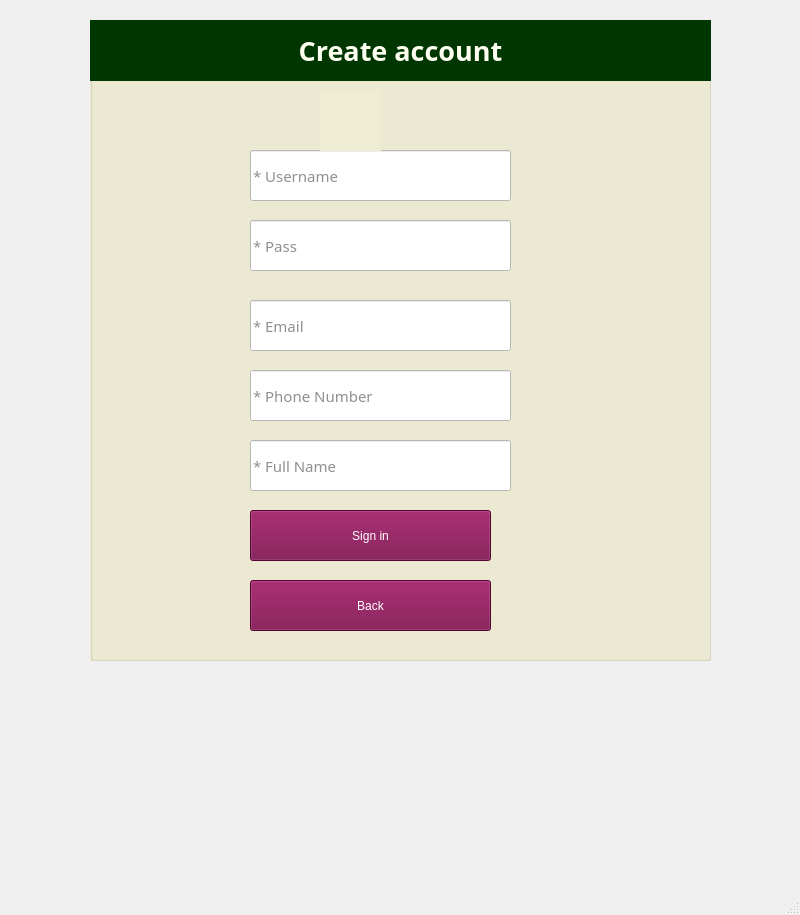
Minhtri-hub/ktlt_final, file UILogin/Signup.ui: the form before one commit.
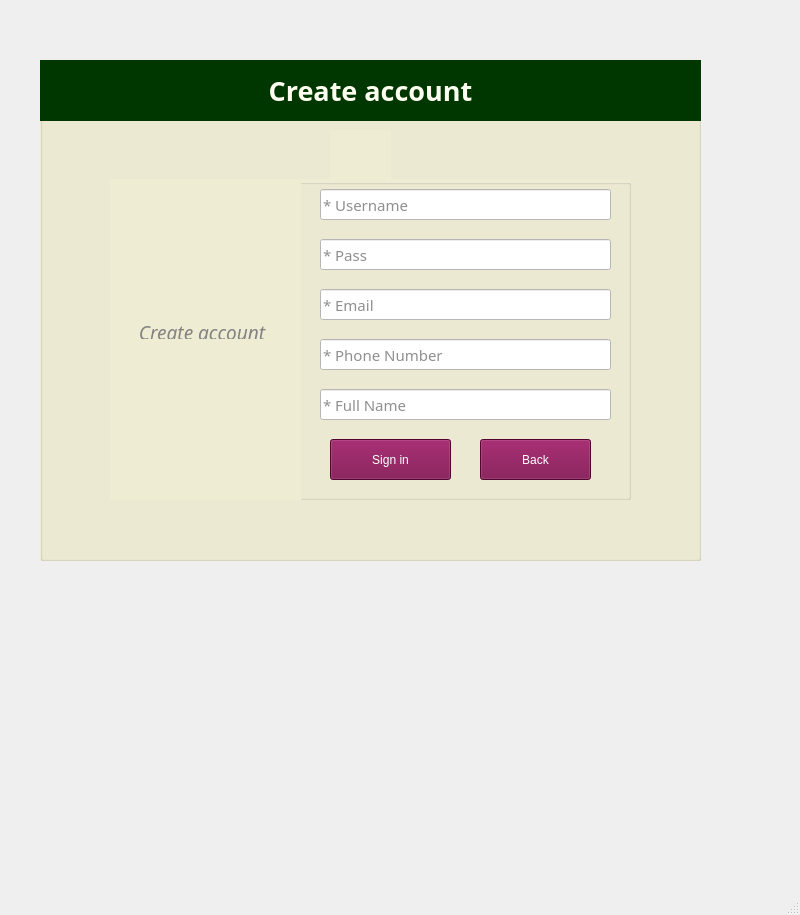
The form after the commit. Icons and pictures are not drawn.

```diff
--- a/UILogin/Signup.ui
+++ b/UILogin/Signup.ui
@@ -17,10 +17,10 @@
    <widget class="QGroupBox" name="groupBox">
     <property name="geometry">
      <rect>
-      <x>90</x>
-      <y>20</y>
-      <width>621</width>
-      <height>641</height>
+      <x>40</x>
+      <y>60</y>
+      <width>661</width>
+      <height>501</height>
      </rect>
     </property>
     <property name="styleSheet">
@@ -34,7 +34,7 @@
       <rect>
        <x>0</x>
        <y>0</y>
-       <width>621</width>
+       <width>661</width>
        <height>61</height>
       </rect>
      </property>
@@ -53,52 +53,10 @@
       <string>&lt;html&gt;&lt;head/&gt;&lt;body&gt;&lt;p align=&quot;center&quot;&gt;&lt;span style=&quot; font-size:20pt; color:#fffff2;&quot;&gt;Create account&lt;/span&gt;&lt;/p&gt;&lt;/body&gt;&lt;/html&gt;</string>
      </property>
     </widget>
-    <widget class="QLineEdit" name="lineEditUsername">
-     <property name="geometry">
-      <rect>
-       <x>160</x>
-       <y>130</y>
-       <width>261</width>
-       <height>51</height>
-      </rect>
-     </property>
-     <property name="font">
-      <font>
-       <family>Nirmala Text Semilight</family>
-       <pointsize>11</pointsize>
-      </font>
-     </property>
-     <property name="styleSheet">
-      <string notr="true">color: rgb(143, 143, 143);
-background-color: rgb(255, 255, 255);</string>
-     </property>
-     <property name="text">
-      <string>* Username</string>
-     </property>
-    </widget>
-    <widget class="QPushButton" name="pushButtonSignUp">
-     <property name="geometry">
-      <rect>
-       <x>160</x>
-       <y>490</y>
-       <width>241</width>
-       <height>51</height>
-      </rect>
-     </property>
-     <property name="styleSheet">
-      <string notr="true">background-color: rgb(117, 5, 68);
-font: 63 13pt &quot;Sitka Small Semibold&quot;;
-color: rgb(255, 255, 255);
-</string>
-     </property>
-     <property name="text">
-      <string>Sign in</string>
-     </property>
-    </widget>
     <widget class="QLabel" name="label_12">
      <property name="geometry">
       <rect>
-       <x>230</x>
+       <x>290</x>
        <y>70</y>
        <width>61</width>
        <height>61</height>
@@ -116,15 +74,50 @@
      </property>
      <property name="scaledContents">
       <bool>true</bool>
+     </property>
+    </widget>
+    <widget class="QGroupBox" name="groupBox_2">
+     <property name="geometry">
+      <rect>
+       <x>70</x>
+       <y>119</y>
+       <width>521</width>
+       <height>321</height>
+      </rect>
+     </property>
+     <property name="title">
+      <string/>
+     </property>
+     <widget class="QLineEdit" name="lineEditUsername">
+      <property name="geometry">
+       <rect>
+        <x>210</x>
+        <y>10</y>
+        <width>291</width>
+        <height>31</height>
+       </rect>
+      </property>
+      <property name="font">
+       <font>
+        <family>Nirmala Text Semilight</family>
+        <pointsize>11</pointsize>
+       </font>
+      </property>
+      <property name="styleSheet">
+       <string notr="true">color: rgb(143, 143, 143);
+background-color: rgb(255, 255, 255);</string>
+      </property>
+      <property name="text">
+       <string>* Username</string>
      </property>
     </widget>
     <widget class="QLineEdit" name="lineEditPass">
      <property name="geometry">
       <rect>
-       <x>160</x>
-       <y>200</y>
-       <width>261</width>
-       <height>51</height>
+        <x>210</x>
+        <y>60</y>
+        <width>291</width>
+        <height>31</height>
       </rect>
      </property>
      <property name="font">
@@ -141,36 +134,13 @@
       <string>* Pass</string>
      </property>
     </widget>
-    <widget class="QLineEdit" name="lineEditPhoneNumber">
-     <property name="geometry">
-      <rect>
-       <x>160</x>
-       <y>350</y>
-       <width>261</width>
-       <height>51</height>
-      </rect>
-     </property>
-     <property name="font">
-      <font>
-       <family>Nirmala Text Semilight</family>
-       <pointsize>11</pointsize>
-      </font>
-     </property>
-     <property name="styleSheet">
-      <string notr="true">color: rgb(143, 143, 143);
-background-color: rgb(255, 255, 255);</string>
-     </property>
-     <property name="text">
-      <string>* Phone Number</string>
-     </property>
-    </widget>
     <widget class="QLineEdit" name="lineEditEmail">
      <property name="geometry">
       <rect>
-       <x>160</x>
-       <y>280</y>
-       <width>261</width>
-       <height>51</height>
+        <x>210</x>
+        <y>110</y>
+        <width>291</width>
+        <height>31</height>
       </rect>
      </property>
      <property name="font">
@@ -187,13 +157,36 @@
       <string>* Email</string>
      </property>
     </widget>
+     <widget class="QLineEdit" name="lineEditPhoneNumber">
+      <property name="geometry">
+       <rect>
+        <x>210</x>
+        <y>160</y>
+        <width>291</width>
+        <height>31</height>
+       </rect>
+      </property>
+      <property name="font">
+       <font>
+        <family>Nirmala Text Semilight</family>
+        <pointsize>11</pointsize>
+       </font>
+      </property>
+      <property name="styleSheet">
+       <string notr="true">color: rgb(143, 143, 143);
+background-color: rgb(255, 255, 255);</string>
+      </property>
+      <property name="text">
+       <string>* Phone Number</string>
+      </property>
+     </widget>
     <widget class="QLineEdit" name="lineEditYourName">
      <property name="geometry">
       <rect>
-       <x>160</x>
-       <y>420</y>
-       <width>261</width>
-       <height>51</height>
+        <x>210</x>
+        <y>210</y>
+        <width>291</width>
+        <height>31</height>
       </rect>
      </property>
      <property name="font">
@@ -210,13 +203,32 @@
       <string>* Full Name</string>
      </property>
     </widget>
+     <widget class="QPushButton" name="pushButtonSignUp">
+      <property name="geometry">
+       <rect>
+        <x>220</x>
+        <y>260</y>
+        <width>121</width>
+        <height>41</height>
+       </rect>
+      </property>
+      <property name="styleSheet">
+       <string notr="true">background-color: rgb(117, 5, 68);
+font: 63 13pt &quot;Sitka Small Semibold&quot;;
+color: rgb(255, 255, 255);
+</string>
+      </property>
+      <property name="text">
+       <string>Sign in</string>
+      </property>
+     </widget>
     <widget class="QPushButton" name="pushButtonBack">
      <property name="geometry">
       <rect>
-       <x>160</x>
-       <y>560</y>
-       <width>241</width>
-       <height>51</height>
+        <x>370</x>
+        <y>260</y>
+        <width>111</width>
+        <height>41</height>
       </rect>
      </property>
      <property name="styleSheet">
@@ -229,6 +241,44 @@
       <string>Back</string>
      </property>
     </widget>
+     <widget class="QLabel" name="label_2">
+      <property name="geometry">
+       <rect>
+        <x>0</x>
+        <y>0</y>
+        <width>191</width>
+        <height>321</height>
+       </rect>
+      </property>
+      <property name="text">
+       <string/>
+      </property>
+      <property name="pixmap">
+       <pixmap>C:\Users\nguye\PycharmProjects\ktlt_final\images\CHAY_Menu-Alacarte_T5.2024-2.jpg</pixmap>
+      </property>
+      <property name="scaledContents">
+       <bool>true</bool>
+      </property>
+     </widget>
+     <widget class="QLabel" name="label_3">
+      <property name="geometry">
+       <rect>
+        <x>4</x>
+        <y>140</y>
+        <width>181</width>
+        <height>20</height>
+       </rect>
+      </property>
+      <property name="font">
+       <font>
+        <family>Sylfaen</family>
+       </font>
+      </property>
+      <property name="text">
+       <string>&lt;html&gt;&lt;head/&gt;&lt;body&gt;&lt;p align=&quot;center&quot;&gt;&lt;span style=&quot; font-size:14pt; font-style:italic; color:#828282;&quot;&gt;Create account &lt;/span&gt;&lt;/p&gt;&lt;/body&gt;&lt;/html&gt;</string>
+      </property>
+     </widget>
+    </widget>
    </widget>
   </widget>
   <widget class="QMenuBar" name="menubar">
```
Left out of the diff: 4 changed lines with no effect on the pictures. Lines whose indentation alone changed are shown as unchanged.
